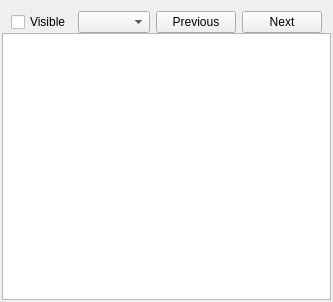
yatengLG/ISAT_with_segment_anything, file ui/anno_dock.ui: the form before one commit.
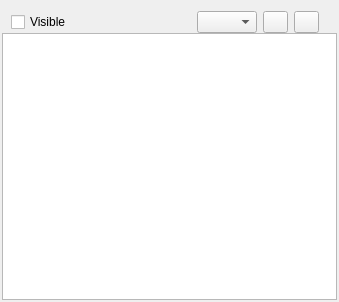
The form after the commit. Icons and pictures are not drawn.

Diff of the .ui file:
```diff
--- a/ui/anno_dock.ui
+++ b/ui/anno_dock.ui
@@ -6,7 +6,7 @@
    <rect>
     <x>0</x>
     <y>0</y>
-    <width>250</width>
+    <width>339</width>
     <height>302</height>
    </rect>
   </property>
@@ -43,19 +43,78 @@
        </widget>
       </item>
       <item>
-       <widget class="QComboBox" name="comboBox_group_select"/>
+       <spacer name="horizontalSpacer">
+        <property name="orientation">
+         <enum>Qt::Horizontal</enum>
+        </property>
+        <property name="sizeHint" stdset="0">
+         <size>
+          <width>40</width>
+          <height>20</height>
+         </size>
+        </property>
+       </spacer>
+      </item>
+      <item>
+       <widget class="QComboBox" name="comboBox_group_select">
+        <property name="maximumSize">
+         <size>
+          <width>60</width>
+          <height>16777215</height>
+         </size>
+        </property>
+       </widget>
       </item>
       <item>
        <widget class="QPushButton" name="button_prev_group">
+        <property name="maximumSize">
+         <size>
+          <width>25</width>
+          <height>16777215</height>
+         </size>
+        </property>
         <property name="text">
-         <string>Previous</string>
+         <string/>
+        </property>
+        <property name="icon">
+         <iconset resource="../icons.qrc">
+          <normaloff>:/icon/icons/上一步_back.svg</normaloff>:/icon/icons/上一步_back.svg</iconset>
         </property>
        </widget>
       </item>
       <item>
        <widget class="QPushButton" name="button_next_group">
+        <property name="maximumSize">
+         <size>
+          <width>25</width>
+          <height>16777215</height>
+         </size>
+        </property>
         <property name="text">
-         <string>Next</string>
+         <string/>
+        </property>
+        <property name="icon">
+         <iconset resource="../icons.qrc">
+          <normaloff>:/icon/icons/下一步_next.svg</normaloff>:/icon/icons/下一步_next.svg</iconset>
+        </property>
+       </widget>
+      </item>
+      <item>
+       <widget class="QLabel" name="label">
+        <property name="minimumSize">
+         <size>
+          <width>3</width>
+          <height>0</height>
+         </size>
+        </property>
+        <property name="maximumSize">
+         <size>
+          <width>3</width>
+          <height>16777215</height>
+         </size>
+        </property>
+        <property name="text">
+         <string/>
         </property>
        </widget>
       </item>
```
Left out of the diff: 10 changed lines with no effect on the pictures.
